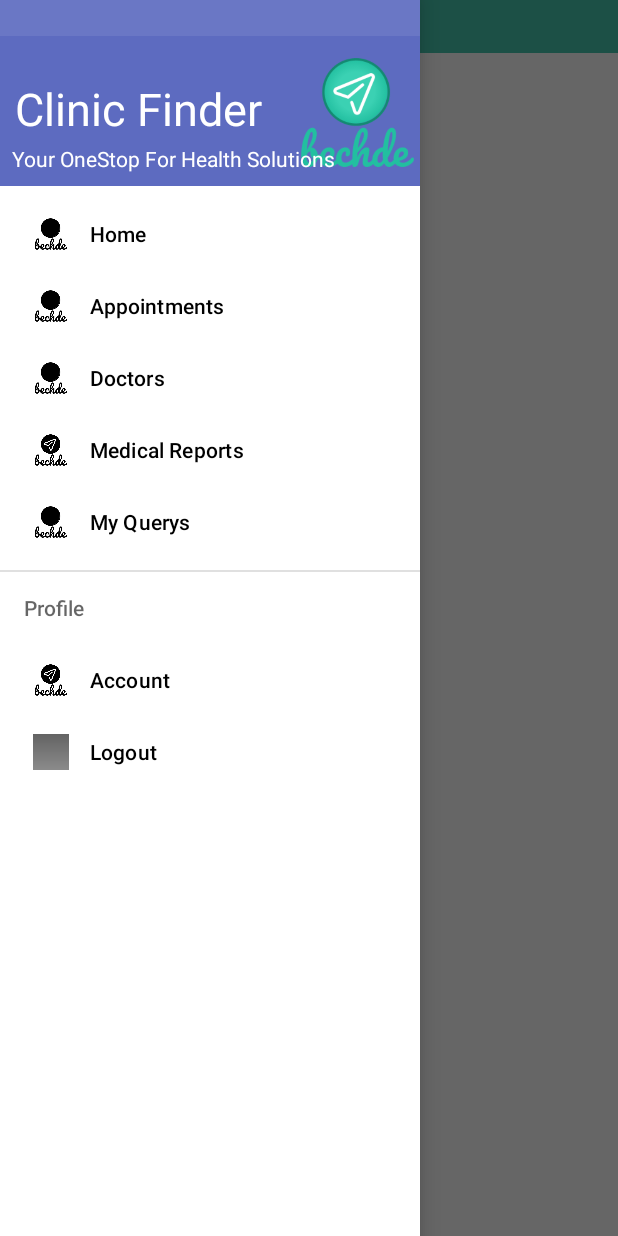
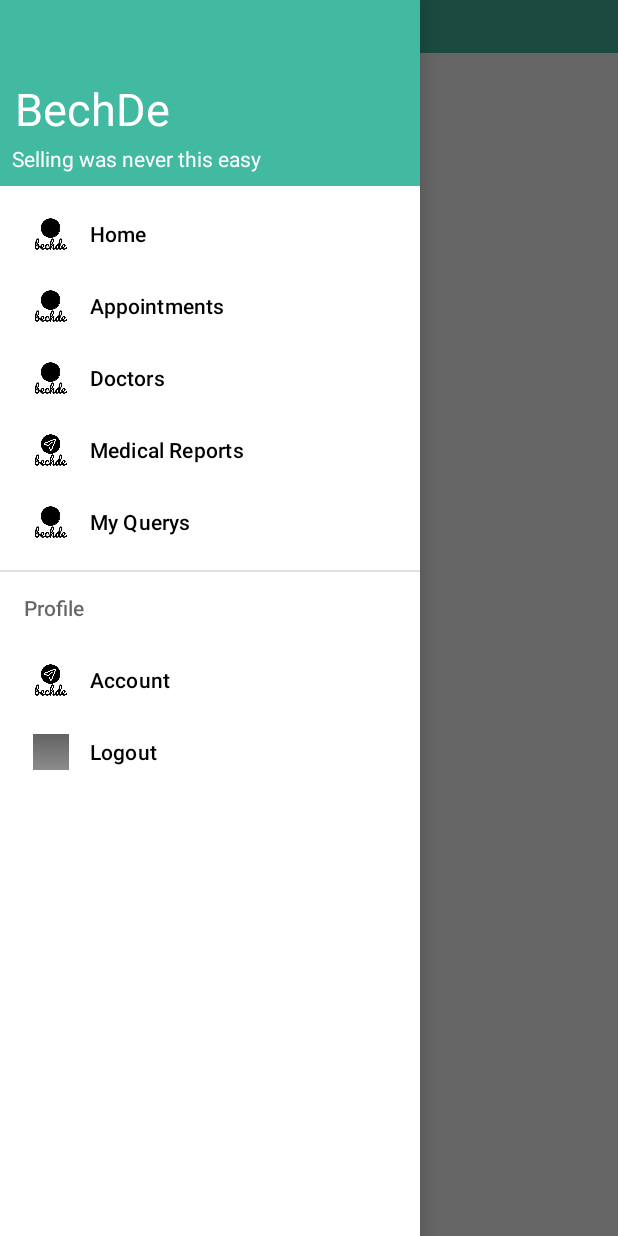
Before and after one commit to nk17x/bechDe, an Android app: the MainActivity screen opened directly, with no data from a screen before it, with the side drawer open, on a phone screen of 412 x 824 dp. Run offline under Robolectric (Android 15) with nearby library versions, the phone set to English and light mode, and no system bars; our stand-ins replace Firebase (no records; nobody signed in at launch, a user with empty details on screens opened directly), Picasso; Roboto replaces fonts that are not available here.

Commit message:
second commit

```diff
--- a/app/src/main/res/layout/activity_main.xml
+++ b/app/src/main/res/layout/activity_main.xml
@@ -27,7 +27,7 @@
             android:id="@+id/toolbar"
             android:layout_width="match_parent"
             android:layout_height="35dp"
-            android:background="#D826BEA1"
+            android:background="#42b9a1"
             android:theme="?attr/actionBarTheme"
             app:layout_constraintEnd_toEndOf="parent"
             app:layout_constraintStart_toStartOf="parent"
@@ -36,10 +36,12 @@
             app:subtitleTextColor="#FFFFFF" />
 
         <ScrollView
+            android:id="@+id/scrollView2"
             android:layout_width="match_parent"
-            android:layout_height="wrap_content"
+            android:layout_height="0dp"
             app:layout_constraintBottom_toBottomOf="parent"
             app:layout_constraintEnd_toEndOf="parent"
+            app:layout_constraintHorizontal_bias="0.0"
             app:layout_constraintStart_toStartOf="parent"
             app:layout_constraintTop_toBottomOf="@+id/toolbar">
 
@@ -49,17 +51,19 @@
 
                 <androidx.recyclerview.widget.RecyclerView
                     android:id="@+id/recyclermain"
-                    android:layout_width="0dp"
-                    android:layout_height="800dp"
+                    android:layout_width="440dp"
+                    android:layout_height="775dp"
                     app:layout_constraintBottom_toBottomOf="parent"
                     app:layout_constraintEnd_toEndOf="parent"
                     app:layout_constraintHorizontal_bias="0.0"
                     app:layout_constraintStart_toStartOf="parent"
-                    app:layout_constraintTop_toTopOf="parent"
-                    app:layout_constraintVertical_bias="1.0"></androidx.recyclerview.widget.RecyclerView>
+                    app:layout_constraintTop_toTopOf="parent">
+
+                </androidx.recyclerview.widget.RecyclerView>
 
             </androidx.constraintlayout.widget.ConstraintLayout>
         </ScrollView>
+
     </androidx.constraintlayout.widget.ConstraintLayout>
 
 </androidx.drawerlayout.widget.DrawerLayout>
--- a/app/src/main/res/layout/header.xml
+++ b/app/src/main/res/layout/header.xml
@@ -4,29 +4,18 @@
     xmlns:tools="http://schemas.android.com/tools"
     android:layout_width="match_parent"
     android:layout_height="match_parent"
-    android:background="#E95C6BC0">
+    android:background="#42b9a1">
 
 
     <androidx.constraintlayout.widget.ConstraintLayout
         android:layout_width="0dp"
         android:layout_height="wrap_content"
         android:layout_marginTop="24dp"
-        android:background="#E95C6BC0"
+        android:background="#42b9a1"
         app:layout_constraintEnd_toEndOf="parent"
         app:layout_constraintHorizontal_bias="0.0"
         app:layout_constraintStart_toStartOf="parent"
         app:layout_constraintTop_toTopOf="parent">
-
-        <ImageView
-            android:id="@+id/imageView23"
-            android:layout_width="133dp"
-            android:layout_height="91dp"
-            android:layout_marginTop="8dp"
-            android:paddingLeft="50dp"
-            android:paddingBottom="5dp"
-            app:layout_constraintEnd_toEndOf="parent"
-            app:layout_constraintTop_toTopOf="parent"
-            app:srcCompat="@drawable/bechde" />
 
         <TextView
             android:id="@+id/textView35"
@@ -34,7 +23,7 @@
             android:layout_height="28dp"
             android:layout_marginStart="8dp"
             android:fontFamily="@font/baloo"
-            android:text="Your OneStop For Health Solutions"
+            android:text="Selling was never this easy"
             android:textColor="#FFFFFF"
             android:textSize="14sp"
             app:layout_constraintStart_toStartOf="parent"
@@ -47,7 +36,7 @@
             android:layout_marginStart="10dp"
             android:layout_marginTop="28dp"
             android:fontFamily="@font/baloo"
-            android:text="Clinic Finder"
+            android:text="BechDe"
             android:textColor="#FFFFFF"
             android:textSize="30sp"
             app:layout_constraintStart_toStartOf="parent"
```
